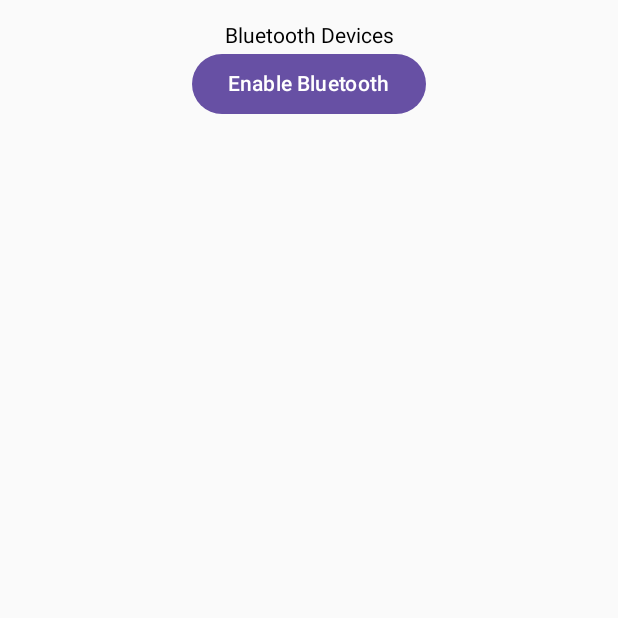
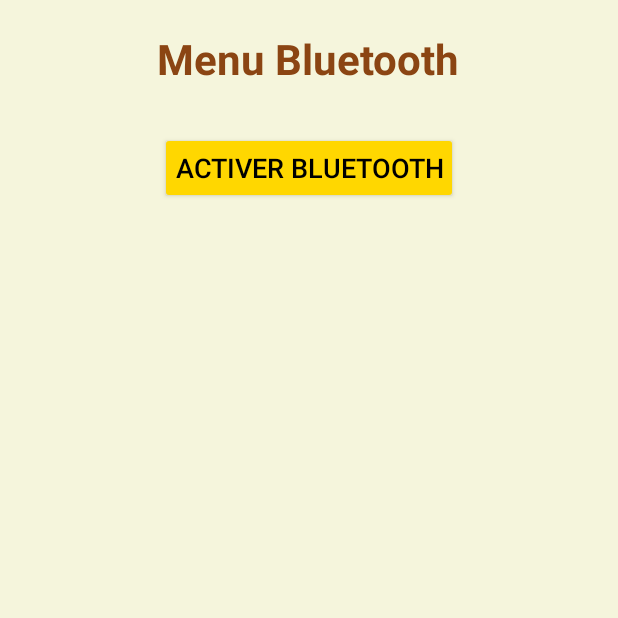
Before and after one commit to hipopodelfuego/Projet_ProgM, an Android app built with Jetpack Compose: the MultiplayerMenu screen opened directly, with no data from a screen before it, on a phone screen of 412 x 824 dp, the top half of it. Run offline under Robolectric (Android 15) with nearby library versions, the phone set to English and light mode, and no system bars.

Commit message:
avancement bluetooth

```diff
--- a/app/src/main/java/com/example/projet_mob/MultiplayerMenu.kt
+++ b/app/src/main/java/com/example/projet_mob/MultiplayerMenu.kt
@@ -1,33 +1,111 @@
 package com.example.projet_mob
 
+import android.bluetooth.BluetoothAdapter
+import android.content.Intent
 import android.os.Bundle
+import android.widget.Button
+import android.widget.ArrayAdapter
+import android.widget.ListView
+import android.widget.TextView
+import android.widget.Toast
 import androidx.activity.ComponentActivity
-import androidx.activity.compose.setContent
-import com.example.projet_mob.bluetooth.BluetoothManager
-import com.example.projet_mob.bluetooth.BluetoothScreen
+import androidx.activity.result.contract.ActivityResultContracts
+import com.example.projet_mob.bluetooth.MyBluetoothService
 
 class MultiplayerMenu : ComponentActivity() {
-    private lateinit var bluetoothManager: BluetoothManager
+    private lateinit var myBluetoothService: MyBluetoothService
+    private var isBluetoothEnabled = false
+
+    private lateinit var btnEnableBluetooth: Button
+    private lateinit var btnStartDiscovery: Button
+    private lateinit var btnStartAdvertising: Button
+    private lateinit var deviceListView: ListView
+    private lateinit var deviceAdapter: ArrayAdapter<String>
+    private val deviceNames = mutableListOf<String>()
+
+
+    private val requestEnableBluetoothLauncher =
+        registerForActivityResult(ActivityResultContracts.StartActivityForResult()) { result ->
+            if (result.resultCode == RESULT_OK) {
+                isBluetoothEnabled = myBluetoothService.bluetoothAdapter.isEnabled
+                Toast.makeText(this, "Bluetooth activé", Toast.LENGTH_SHORT).show()
+                updateUIVisibility()
+            } else {
+                Toast.makeText(this, "Activation de Bluetooth échouée", Toast.LENGTH_SHORT).show()
+            }
+        }
 
     override fun onCreate(savedInstanceState: Bundle?) {
         super.onCreate(savedInstanceState)
+        setContentView(R.layout.activity_multiplayer_menu)
 
-        bluetoothManager = BluetoothManager(this)
-        bluetoothManager.checkPermissions()
+        val timerTextView = findViewById<TextView>(R.id.timerTextView)
 
-        setContent {
-            BluetoothScreen(
-                isBluetoothEnabled = bluetoothManager.bluetoothAdapter.isEnabled,
-                onEnableBluetooth = { bluetoothManager.enableBluetooth() },
-                onStartDiscovery = { bluetoothManager.startDiscovery() },
-                discoveredDevices = bluetoothManager.getDiscoveredDevices(),
-                bluetoothManager = bluetoothManager
-            )
+        myBluetoothService = MyBluetoothService(this, timerTextView)
+        myBluetoothService.checkPermissions()
+
+        isBluetoothEnabled = myBluetoothService.bluetoothAdapter.isEnabled
+
+        // 🔗 Récupérer les boutons du layout
+        btnEnableBluetooth = findViewById(R.id.btnEnableBluetooth)
+        btnStartDiscovery = findViewById(R.id.btnStartDiscovery)
+        btnStartAdvertising = findViewById(R.id.btnStartAdvertising)
+
+        deviceListView = findViewById(R.id.bluetoothDeviceList)
+        deviceAdapter = ArrayAdapter(this, android.R.layout.simple_list_item_1, deviceNames)
+        deviceListView.adapter = deviceAdapter
+
+        btnEnableBluetooth.setOnClickListener {
+            enableBluetooth()
+        }
+
+        btnStartDiscovery.setOnClickListener {
+            myBluetoothService.startDiscovery()
+        }
+
+        btnStartAdvertising.setOnClickListener {
+            myBluetoothService.startAdvertising()
+        }
+
+        updateUIVisibility()
+        myBluetoothService.setOnDeviceFoundListener { deviceName ->
+            runOnUiThread {
+                onDeviceFound(deviceName)
+            }
+        }
+
+    }
+
+    private fun updateUIVisibility() {
+        if (myBluetoothService.bluetoothAdapter.isEnabled) {
+            btnEnableBluetooth.visibility = Button.GONE
+            btnStartDiscovery.visibility = Button.VISIBLE
+            btnStartAdvertising.visibility = Button.VISIBLE
+        } else {
+            btnEnableBluetooth.visibility = Button.VISIBLE
+            btnStartDiscovery.visibility = Button.GONE
+            btnStartAdvertising.visibility = Button.GONE
+        }
+    }
+
+    private fun enableBluetooth() {
+        if (!myBluetoothService.bluetoothAdapter.isEnabled) {
+            val enableBtIntent = Intent(BluetoothAdapter.ACTION_REQUEST_ENABLE)
+            requestEnableBluetoothLauncher.launch(enableBtIntent)
+        } else {
+            Toast.makeText(this, "Bluetooth déjà activé", Toast.LENGTH_SHORT).show()
         }
     }
 
     override fun onDestroy() {
         super.onDestroy()
-        bluetoothManager.unregisterReceiver()
+        myBluetoothService.unregisterReceiver()
     }
+    fun onDeviceFound(deviceName: String) {
+        if (!deviceNames.contains(deviceName)) {
+            deviceNames.add(deviceName)
+            deviceAdapter.notifyDataSetChanged()
+        }
+    }
+
 }
--- a/app/src/main/java/com/example/projet_mob/bluetooth/BluetoothManager.kt
+++ /dev/null
@@ -1,271 +0,0 @@
-package com.example.projet_mob.bluetooth
-
-import android.Manifest
-import android.app.Activity
-import android.bluetooth.BluetoothAdapter
-import android.bluetooth.BluetoothDevice
-import android.bluetooth.BluetoothSocket
-import android.content.Context
-import android.content.Intent
-import android.content.IntentFilter
-import android.content.BroadcastReceiver
-import android.content.pm.PackageManager
-import android.os.Build
-import android.util.Log
-import android.widget.Toast
-import androidx.activity.result.ActivityResultLauncher
-import androidx.activity.result.contract.ActivityResultContracts
-import androidx.compose.runtime.mutableStateListOf
-import androidx.core.content.ContextCompat
-import java.io.IOException
-import java.io.InputStream
-import java.io.OutputStream
-import java.util.*
-
-val SPP_UUID = UUID.fromString("00001101-0000-1000-8000-00805F9B34FB")
-
-class BluetoothManager(val context: Activity) {
-
-    val bluetoothAdapter: BluetoothAdapter
-    private val discoveredDevices = mutableStateListOf<BluetoothDevice>()
-
-    private val requestBluetoothPermissionsLauncher: ActivityResultLauncher<Array<String>> =
-        (context as? androidx.activity.ComponentActivity)?.registerForActivityResult(
-            ActivityResultContracts.RequestMultiplePermissions()
-        ) { permissions ->
-            val allGranted = permissions.all { it.value }
-            Toast.makeText(
-                context,
-                if (allGranted) "Permissions Bluetooth accordées" else "Permissions Bluetooth refusées",
-                Toast.LENGTH_SHORT
-            ).show()
-        } ?: throw IllegalStateException("Activity must be a ComponentActivity for permission handling")
-
-    private val discoveryReceiver = object : BroadcastReceiver() {
-        override fun onReceive(context: Context?, intent: Intent?) {
-            if (intent?.action == BluetoothDevice.ACTION_FOUND) {
-                val device: BluetoothDevice? =
-                    intent.getParcelableExtra(BluetoothDevice.EXTRA_DEVICE)
-                device?.let {
-                    if (!discoveredDevices.contains(it)) {
-                        discoveredDevices.add(it)
-                    }
-                }
-            }
-        }
-    }
-
-    init {
-        val btManager = context.getSystemService(Context.BLUETOOTH_SERVICE) as android.bluetooth.BluetoothManager
-        bluetoothAdapter = btManager.adapter
-        registerReceiver()
-    }
-
-    // Vérification et demande de permissions Bluetooth
-    fun checkPermissions() {
-        val permissions = mutableListOf<String>()
-
-        if (Build.VERSION.SDK_INT >= Build.VERSION_CODES.S) {
-            // Android 12+ : il faut ces permissions spécifiques
-            permissions.add(Manifest.permission.BLUETOOTH_SCAN)
-            permissions.add(Manifest.permission.BLUETOOTH_CONNECT)
-            permissions.add(Manifest.permission.BLUETOOTH_ADVERTISE)
-        } else {
-            // Android < 12
-            permissions.add(Manifest.permission.BLUETOOTH)
-            permissions.add(Manifest.permission.BLUETOOTH_ADMIN)
-            permissions.add(Manifest.permission.ACCESS_FINE_LOCATION)
-        }
-
-        val permissionsNeeded = permissions.filter {
-            ContextCompat.checkSelfPermission(context, it) != PackageManager.PERMISSION_GRANTED
-        }
-
-        if (permissionsNeeded.isNotEmpty()) {
-            Log.d("Bluetooth", "Permissions manquantes : ${permissionsNeeded.joinToString()}")
-            requestBluetoothPermissionsLauncher.launch(permissionsNeeded.toTypedArray())
-        } else {
-            Log.d("Bluetooth", "Toutes les permissions Bluetooth sont déjà accordées.")
-        }
-    }
-
-
-
-    // Activer Bluetooth si nécessaire
-    fun enableBluetooth() {
-        try {
-            if (!bluetoothAdapter.isEnabled) {
-                if (ContextCompat.checkSelfPermission(
-                        context,
-                        Manifest.permission.BLUETOOTH_CONNECT
-                    ) == PackageManager.PERMISSION_GRANTED
-                ) {
-                    bluetoothAdapter.enable()
-                    Toast.makeText(context, "Bluetooth activé", Toast.LENGTH_SHORT).show()
-                } else {
-                    Toast.makeText(context, "Permission Bluetooth manquante", Toast.LENGTH_SHORT).show()
-                    checkPermissions()
-                }
-            } else {
-                Toast.makeText(context, "Bluetooth déjà activé", Toast.LENGTH_SHORT).show()
-            }
-        } catch (e: SecurityException) {
-            Log.e("Bluetooth", "Erreur de permission lors de l'activation de Bluetooth", e)
-            Toast.makeText(context, "Erreur de permission Bluetooth", Toast.LENGTH_SHORT).show()
-        }
-    }
-
-    // Démarrer la découverte des appareils Bluetooth
-    fun startDiscovery() {
-        try {
-            if (ContextCompat.checkSelfPermission(
-                    context,
-                    Manifest.permission.BLUETOOTH_SCAN
-                ) == PackageManager.PERMISSION_GRANTED
-            ) {
-                if (bluetoothAdapter.isDiscovering) {
-                    bluetoothAdapter.cancelDiscovery()
-                }
-                discoveredDevices.clear()
-                bluetoothAdapter.startDiscovery()
-            } else {
-                Toast.makeText(context, "Permission de scan manquante", Toast.LENGTH_SHORT).show()
-                checkPermissions()
-            }
-        } catch (e: SecurityException) {
-            Log.e("Bluetooth", "Erreur de permission lors de la découverte des appareils Bluetooth", e)
-            Toast.makeText(context, "Erreur de permission Bluetooth", Toast.LENGTH_SHORT).show()
-        }
-    }
-
-    fun connectToDevice(device: BluetoothDevice) {
-        if (ContextCompat.checkSelfPermission(
-                context,
-                Manifest.permission.BLUETOOTH_CONNECT
-            ) != PackageManager.PERMISSION_GRANTED
-        ) {
-            Toast.makeText(context, "Permission Bluetooth manquante", Toast.LENGTH_SHORT).show()
-            Log.e("Bluetooth", "Permission Bluetooth manquante pour connecter")
-            checkPermissions()  // Demande de permissions
-            return
-        }
-
-        try {
-            // Vérifie les UUIDs disponibles pour le périphérique
-            device.uuids?.let {
-                if (it.isNotEmpty()) {
-                    it.forEach { uuid ->
-                        Log.d("Bluetooth", "UUID disponible: ${uuid.uuid}")
-                    }
-                } else {
-                    Log.e("Bluetooth", "Aucun UUID disponible pour l'appareil ${device.name}")
-                    Toast.makeText(context, "Aucun UUID disponible", Toast.LENGTH_SHORT).show()
-                    return
-                }
-            }
-
-            val uuid: UUID = device.uuids[0].uuid // UUID du service Bluetooth de l'appareil
-            val socket: BluetoothSocket = device.createRfcommSocketToServiceRecord(SPP_UUID)
-
-            // Créer un thread pour la connexion
-            Thread {
-                try {
-                    socket.connect()
-                    Log.d("Bluetooth", "Connecté à ${device.name}")
-
-                    // Lire/écrire des données après connexion...
-                    val outputStream: OutputStream = socket.outputStream
-                    val inputStream: InputStream = socket.inputStream
-                    val message = "Hello, Bluetooth!"
-                    outputStream.write(message.toByteArray())
-
-                    val buffer = ByteArray(1024)
-                    var bytes: Int
-                    while (true) {
-                        bytes = inputStream.read(buffer)
-                        // Gérer les données reçues ici...
-                    }
-                } catch (e: IOException) {
-                    Log.e("Bluetooth", "Erreur de connexion", e)
-                    Toast.makeText(context, "Erreur de connexion Bluetooth: ${e.message}", Toast.LENGTH_SHORT).show()
-                }
-            }.start()
-
-        } catch (e: SecurityException) {
-            Log.e("Bluetooth", "Erreur de permission lors de la connexion", e)
-            Toast.makeText(context, "Erreur de permission Bluetooth", Toast.LENGTH_SHORT).show()
-        } catch (e: Exception) {
-            Log.e("Bluetooth", "Erreur lors de la création du socket", e)
-            Toast.makeText(context, "Erreur inconnue lors de la connexion", Toast.LENGTH_SHORT).show()
-        }catch (e: IOException) {
-            Log.e("Bluetooth", "Erreur de connexion", e)
-            Toast.makeText(context, "Erreur de connexion Bluetooth: ${e.message}", Toast.LENGTH_SHORT).show()
-        }
-
-    }
-
-
-    // Écouter les connexions des clients Bluetooth
-    fun startListening() {
-        try {
-            val serverSocket = bluetoothAdapter.listenUsingRfcommWithServiceRecord("MyBluetoothService", UUID.randomUUID())
-            Thread {
-                try {
-                    val socket = serverSocket.accept()
-                    Log.d("Bluetooth", "Client connecté : ${socket.remoteDevice.name}")
-
-                    // Gestion de la connexion du client
-                    val outputStream: OutputStream = socket.outputStream
-                    val inputStream: InputStream = socket.inputStream
-                    val message = "Hello from the server!"
-                    outputStream.write(message.toByteArray())
-
-                    val buffer = ByteArray(1024)
-                    var bytes: Int
-                    while (true) {
-                        bytes = inputStream.read(buffer)
-                        // Traiter les données reçues
-                    }
-                } catch (e: IOException) {
-                    Log.e("Bluetooth", "Erreur de connexion serveur", e)
-                }
-            }.start()
-        } catch (e: SecurityException) {
-            Log.e("Bluetooth", "Erreur de permission lors de l'écoute des connexions", e)
-            Toast.makeText(context, "Erreur de permission Bluetooth", Toast.LENGTH_SHORT).show()
-        }
-    }
-
-    // Enregistrer le récepteur pour la découverte des appareils
-    fun registerReceiver() {
-        val filter = IntentFilter().apply {
-            addAction(BluetoothDevice.ACTION_FOUND)
-        }
-        context.registerReceiver(discoveryReceiver, filter)
-    }
-
-    // Désenregistrer le récepteur pour la découverte des appareils
-    fun unregisterReceiver() {
-        context.unregisterReceiver(discoveryReceiver)
-    }
-
-    // Vérifier si toutes les permissions Bluetooth sont accordées
-    fun hasBluetoothPermissions(): Boolean {
-        return ContextCompat.checkSelfPermission(
-            context,
-            Manifest.permission.BLUETOOTH_CONNECT
-        ) == PackageManager.PERMISSION_GRANTED &&
-                ContextCompat.checkSelfPermission(
-                    context,
-                    Manifest.permission.BLUETOOTH_SCAN
-                ) == PackageManager.PERMISSION_GRANTED &&
-                ContextCompat.checkSelfPermission(
-                    context,
-                    Manifest.permission.ACCESS_FINE_LOCATION
-                ) == PackageManager.PERMISSION_GRANTED
-    }
-
-    fun getDiscoveredDevices(): List<BluetoothDevice> {
-        return discoveredDevices
-    }
-}
--- /dev/null
+++ b/app/src/main/res/layout/activity_multiplayer_menu.xml
@@ -0,0 +1,79 @@
+<?xml version="1.0" encoding="utf-8"?>
+<LinearLayout xmlns:android="http://schemas.android.com/apk/res/android"
+    android:layout_width="match_parent"
+    android:layout_height="match_parent"
+    android:orientation="vertical"
+    android:gravity="center"
+    android:padding="20dp"
+    android:background="#F5F5DC"> <!-- Couleur beige -->
+
+    <!-- Titre de l'application -->
+    <TextView
+        android:id="@+id/title"
+        android:layout_width="wrap_content"
+        android:layout_height="wrap_content"
+        android:text="@string/bluetooth_title"
+        android:textSize="28sp"
+        android:textStyle="bold"
+        android:layout_marginBottom="30dp"
+        android:textColor="#8B4513"/>
+
+    <!-- Bouton pour activer le Bluetooth -->
+    <Button
+        android:id="@+id/btnEnableBluetooth"
+        android:layout_width="wrap_content"
+        android:layout_height="wrap_content"
+        android:text="Activer Bluetooth"
+        android:padding="10dp"
+        android:backgroundTint="#FFD700"
+        android:textColor="#000"
+        android:textSize="18sp"
+        android:layout_marginBottom="20dp"
+        android:visibility="gone"/> <!-- Par défaut invisible, sera visible si Bluetooth désactivé -->
+
+    <!-- Affichage du temps restant d'aspiration -->
+    <TextView
+        android:id="@+id/timerTextView"
+        android:layout_width="wrap_content"
+        android:layout_height="wrap_content"
+        android:text="Temps restant : 60s"
+        android:textSize="20sp"
+        android:textStyle="bold"
+        android:textColor="#8B0000"
+        android:layout_marginTop="20dp"
+        android:visibility="gone"/>
+
+    <Button
+        android:id="@+id/btnStartAdvertising"
+        android:layout_width="wrap_content"
+        android:layout_height="wrap_content"
+        android:text="Démarrer le mode serveur"
+        android:padding="10dp"
+        android:backgroundTint="#FFD700"
+        android:textColor="#000"
+        android:textSize="18sp"
+        android:layout_marginTop="20dp"
+        android:visibility="gone" />
+
+    <!-- Bouton pour démarrer la découverte des appareils Bluetooth -->
+    <Button
+        android:id="@+id/btnStartDiscovery"
+        android:layout_width="wrap_content"
+        android:layout_height="wrap_content"
+        android:text="Démarrer la découverte"
+        android:padding="10dp"
+        android:backgroundTint="#FFD700"
+        android:textColor="#000"
+        android:textSize="18sp"
+        android:layout_marginTop="20dp"/>
+
+    <!-- Liste des appareils découverts -->
+    <ListView
+        android:id="@+id/bluetoothDeviceList"
+        android:layout_width="match_parent"
+        android:layout_height="0dp"
+        android:layout_weight="1"
+        android:divider="@android:color/darker_gray"
+        android:dividerHeight="0.5dp"
+        android:paddingTop="10dp" />
+</LinearLayout>
--- a/app/src/main/res/values/strings.xml
+++ b/app/src/main/res/values/strings.xml
@@ -61,4 +61,7 @@
     <string name="score_cumul_text">Votre score cumulé sur les 3 activites est : %1$d</string>
     <string name="back_menu">Retour au menu</string>
 
+    <!-- Mutliplayer -->
+    <string name="bluetooth_title">Menu Bluetooth</string>
+
 </resources>
```
Also changed, not shown: app/src/main/java/com/example/projet_mob/bluetooth/BluetoothDeviceItem.kt (+13 -4 lines), app/src/main/java/com/example/projet_mob/bluetooth/BluetoothScreen.kt (+11 -10 lines), app/src/main/java/com/example/projet_mob/bluetooth/MyBluetoothService.kt (added, +217 -0 lines).
